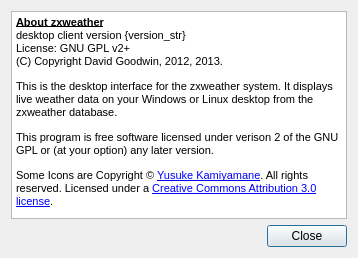
The window that desktop/aboutdialog.ui (davidrg/zxweather) describes before a commit, drawn with Qt 5.
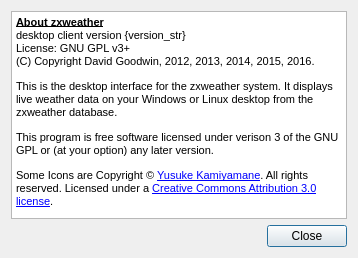
The same window after the commit. Icons and pictures are not drawn.

Commit message: Tidy up versioning. Fix license in about dialog (should be GPLv3 due to QCustomPlot)

```diff
--- a/desktop/aboutdialog.ui
+++ b/desktop/aboutdialog.ui
@@ -25,9 +25,9 @@
 &lt;html&gt;&lt;head&gt;&lt;meta name=&quot;qrichtext&quot; content=&quot;1&quot; /&gt;&lt;style type=&quot;text/css&quot;&gt;
 p, li { white-space: pre-wrap; }
 &lt;/style&gt;&lt;/head&gt;&lt;body style=&quot; font-family:'MS Shell Dlg 2'; font-size:8.25pt; font-weight:400; font-style:normal;&quot;&gt;
-&lt;p style=&quot; margin-top:12px; margin-bottom:12px; margin-left:0px; margin-right:0px; -qt-block-indent:0; text-indent:0px;&quot;&gt;&lt;span style=&quot; font-size:8pt; font-weight:600; text-decoration: underline;&quot;&gt;About zxweather&lt;/span&gt;&lt;span style=&quot; font-size:8pt;&quot;&gt;&lt;br /&gt;desktop client version {version_str}&lt;br /&gt;License: GNU GPL v2+&lt;br /&gt;(C) Copyright David Goodwin, 2012, 2013.&lt;/span&gt;&lt;/p&gt;
+&lt;p style=&quot; margin-top:12px; margin-bottom:12px; margin-left:0px; margin-right:0px; -qt-block-indent:0; text-indent:0px;&quot;&gt;&lt;span style=&quot; font-size:8pt; font-weight:600; text-decoration: underline;&quot;&gt;About zxweather&lt;/span&gt;&lt;span style=&quot; font-size:8pt;&quot;&gt;&lt;br /&gt;desktop client version {version_str}&lt;br /&gt;License: GNU GPL v3+&lt;br /&gt;(C) Copyright David Goodwin, 2012, 2013, 2014, 2015, 2016.&lt;/span&gt;&lt;/p&gt;
 &lt;p style=&quot; margin-top:12px; margin-bottom:12px; margin-left:0px; margin-right:0px; -qt-block-indent:0; text-indent:0px;&quot;&gt;&lt;span style=&quot; font-size:8pt;&quot;&gt;This is the desktop interface for the zxweather system. It displays live weather data on your Windows or Linux desktop from the zxweather database.&lt;/span&gt;&lt;/p&gt;
-&lt;p style=&quot; margin-top:12px; margin-bottom:12px; margin-left:0px; margin-right:0px; -qt-block-indent:0; text-indent:0px;&quot;&gt;&lt;span style=&quot; font-size:8pt;&quot;&gt;This program is free software licensed under verison 2 of the GNU GPL or (at your option) any later version.&lt;/span&gt;&lt;/p&gt;
+&lt;p style=&quot; margin-top:12px; margin-bottom:12px; margin-left:0px; margin-right:0px; -qt-block-indent:0; text-indent:0px;&quot;&gt;&lt;span style=&quot; font-size:8pt;&quot;&gt;This program is free software licensed under verison 3 of the GNU GPL or (at your option) any later version.&lt;/span&gt;&lt;/p&gt;
 &lt;p style=&quot; margin-top:12px; margin-bottom:12px; margin-left:0px; margin-right:0px; -qt-block-indent:0; text-indent:0px;&quot;&gt;&lt;span style=&quot; font-size:8pt;&quot;&gt;Some Icons are Copyright © &lt;/span&gt;&lt;a href=&quot;http://p.yusukekamiyamane.com/&quot;&gt;&lt;span style=&quot; font-size:8pt; text-decoration: underline; color:#0000ff;&quot;&gt;Yusuke Kamiyamane&lt;/span&gt;&lt;/a&gt;&lt;span style=&quot; font-size:8pt;&quot;&gt;. All rights reserved. Licensed under a &lt;/span&gt;&lt;a href=&quot;http://creativecommons.org/licenses/by/3.0/&quot;&gt;&lt;span style=&quot; font-size:8pt; text-decoration: underline; color:#0000ff;&quot;&gt;Creative Commons Attribution 3.0 license&lt;/span&gt;&lt;/a&gt;&lt;span style=&quot; font-size:8pt;&quot;&gt;.&lt;/span&gt;&lt;/p&gt;&lt;/body&gt;&lt;/html&gt;</string>
      </property>
      <property name="openExternalLinks">
```
The commit also changes 4 other files.
